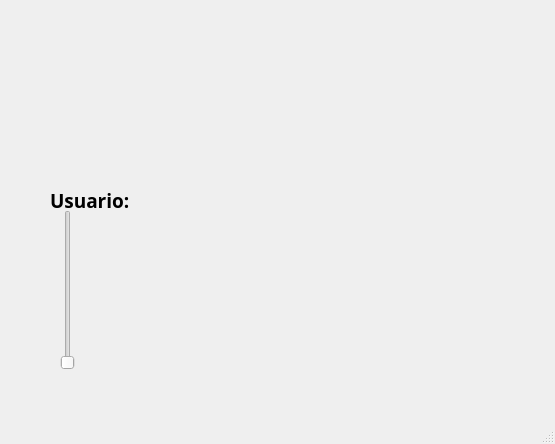
Before: the Qt Designer form Unidad 2/P5_VerticalSlider.ui in Sofifdz/-PROGRAMACION-DE-INTERFACES-Y-PUERTOS, drawn with Qt 5.
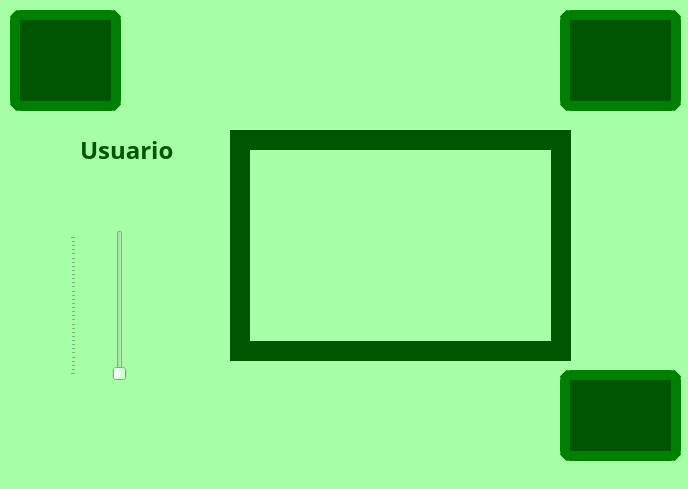
After: the same form once the commit is applied. Icons and pictures are not drawn.

The edit to the form file:
```diff
--- a/Unidad 2/P5_VerticalSlider.ui
+++ b/Unidad 2/P5_VerticalSlider.ui
@@ -6,61 +6,34 @@
    <rect>
     <x>0</x>
     <y>0</y>
-    <width>555</width>
-    <height>444</height>
+    <width>688</width>
+    <height>489</height>
    </rect>
   </property>
   <property name="windowTitle">
    <string>MainWindow</string>
   </property>
+  <property name="styleSheet">
+   <string notr="true">background-color: rgb(166, 255, 166);</string>
+  </property>
   <widget class="QWidget" name="centralwidget">
-   <widget class="QLabel" name="label">
+   <property name="styleSheet">
+    <string notr="true"/>
+   </property>
+   <widget class="QLabel" name="img_persona_5">
     <property name="geometry">
      <rect>
-      <x>0</x>
-      <y>0</y>
-      <width>161</width>
-      <height>131</height>
-     </rect>
-    </property>
-    <property name="text">
-     <string/>
-    </property>
-    <property name="pixmap">
-     <pixmap resource="../recursos.qrc">:/Logos/Imagenes/logo.png</pixmap>
-    </property>
-    <property name="scaledContents">
-     <bool>true</bool>
-    </property>
-   </widget>
-   <widget class="QLabel" name="label_2">
-    <property name="geometry">
-     <rect>
-      <x>440</x>
+      <x>10</x>
       <y>10</y>
-      <width>101</width>
-      <height>81</height>
-     </rect>
-    </property>
-    <property name="text">
-     <string/>
-    </property>
-    <property name="pixmap">
-     <pixmap resource="../recursos.qrc">:/Logos/Imagenes/logo.png</pixmap>
-    </property>
-    <property name="scaledContents">
-     <bool>true</bool>
-    </property>
-   </widget>
-   <widget class="QLabel" name="label_3">
-    <property name="geometry">
-     <rect>
-      <x>440</x>
-      <y>320</y>
       <width>111</width>
-      <height>81</height>
+      <height>101</height>
      </rect>
     </property>
+    <property name="styleSheet">
+     <string notr="true">border: 10px solid green;
+border-radius: 11px;
+background-color: rgb(0, 85, 0);</string>
+    </property>
     <property name="text">
      <string/>
     </property>
@@ -71,13 +44,114 @@
      <bool>true</bool>
     </property>
    </widget>
+   <widget class="QLabel" name="img_persona_6">
+    <property name="geometry">
+     <rect>
+      <x>560</x>
+      <y>10</y>
+      <width>121</width>
+      <height>101</height>
+     </rect>
+    </property>
+    <property name="styleSheet">
+     <string notr="true">border: 10px solid green;
+border-radius: 11px;
+background-color: rgb(0, 85, 0);</string>
+    </property>
+    <property name="text">
+     <string/>
+    </property>
+    <property name="pixmap">
+     <pixmap resource="../recursos.qrc">:/Logos/Imagenes/logo fians.jpg</pixmap>
+    </property>
+    <property name="scaledContents">
+     <bool>true</bool>
+    </property>
+   </widget>
+   <widget class="QLabel" name="label_5">
+    <property name="geometry">
+     <rect>
+      <x>230</x>
+      <y>130</y>
+      <width>341</width>
+      <height>231</height>
+     </rect>
+    </property>
+    <property name="styleSheet">
+     <string notr="true">background-color: rgb(0, 85, 0);</string>
+    </property>
+    <property name="text">
+     <string/>
+    </property>
+   </widget>
+   <widget class="QLabel" name="label_3">
+    <property name="geometry">
+     <rect>
+      <x>560</x>
+      <y>370</y>
+      <width>121</width>
+      <height>91</height>
+     </rect>
+    </property>
+    <property name="styleSheet">
+     <string notr="true">border: 10px solid green;
+border-radius: 11px;
+background-color: rgb(0, 85, 0);</string>
+    </property>
+    <property name="text">
+     <string/>
+    </property>
+    <property name="pixmap">
+     <pixmap resource="../recursos.qrc">:/Logos/Imagenes/equipo.jpeg</pixmap>
+    </property>
+    <property name="scaledContents">
+     <bool>true</bool>
+    </property>
+   </widget>
+   <widget class="QSlider" name="vs_personas">
+    <property name="geometry">
+     <rect>
+      <x>70</x>
+      <y>230</y>
+      <width>91</width>
+      <height>151</height>
+     </rect>
+    </property>
+    <property name="autoFillBackground">
+     <bool>false</bool>
+    </property>
+    <property name="styleSheet">
+     <string notr="true"/>
+    </property>
+    <property name="minimum">
+     <number>33</number>
+    </property>
+    <property name="tracking">
+     <bool>true</bool>
+    </property>
+    <property name="orientation">
+     <enum>Qt::Vertical</enum>
+    </property>
+    <property name="invertedAppearance">
+     <bool>false</bool>
+    </property>
+    <property name="invertedControls">
+     <bool>false</bool>
+    </property>
+    <property name="tickPosition">
+     <enum>QSlider::TicksAbove</enum>
+    </property>
+    <property name="tickInterval">
+     <number>2</number>
+    </property>
+   </widget>
    <widget class="QLabel" name="label_4">
     <property name="geometry">
      <rect>
-      <x>50</x>
-      <y>170</y>
-      <width>161</width>
-      <height>61</height>
+      <x>80</x>
+      <y>130</y>
+      <width>121</width>
+      <height>41</height>
      </rect>
     </property>
     <property name="font">
@@ -89,16 +163,16 @@
      </font>
     </property>
     <property name="text">
-     <string>Usuario:</string>
+     <string>&lt;html&gt;&lt;head/&gt;&lt;body&gt;&lt;p&gt;&lt;span style=&quot; font-size:18pt; font-weight:600; color:#005500;&quot;&gt;Usuario&lt;/span&gt;&lt;/p&gt;&lt;/body&gt;&lt;/html&gt;</string>
     </property>
    </widget>
    <widget class="QLabel" name="img_persona_4">
     <property name="geometry">
      <rect>
-      <x>320</x>
-      <y>160</y>
-      <width>141</width>
-      <height>121</height>
+      <x>250</x>
+      <y>150</y>
+      <width>301</width>
+      <height>191</height>
      </rect>
     </property>
     <property name="text">
@@ -111,29 +185,6 @@
      <bool>true</bool>
     </property>
    </widget>
-   <widget class="QSlider" name="verticalSlider">
-    <property name="geometry">
-     <rect>
-      <x>60</x>
-      <y>210</y>
-      <width>16</width>
-      <height>160</height>
-     </rect>
-    </property>
-    <property name="orientation">
-     <enum>Qt::Vertical</enum>
-    </property>
-   </widget>
-  </widget>
-  <widget class="QMenuBar" name="menubar">
-   <property name="geometry">
-    <rect>
-     <x>0</x>
-     <y>0</y>
-     <width>555</width>
-     <height>18</height>
-    </rect>
-   </property>
   </widget>
   <widget class="QStatusBar" name="statusbar"/>
  </widget>
```
Left out of the diff: 9 changed lines with no effect on the pictures.
